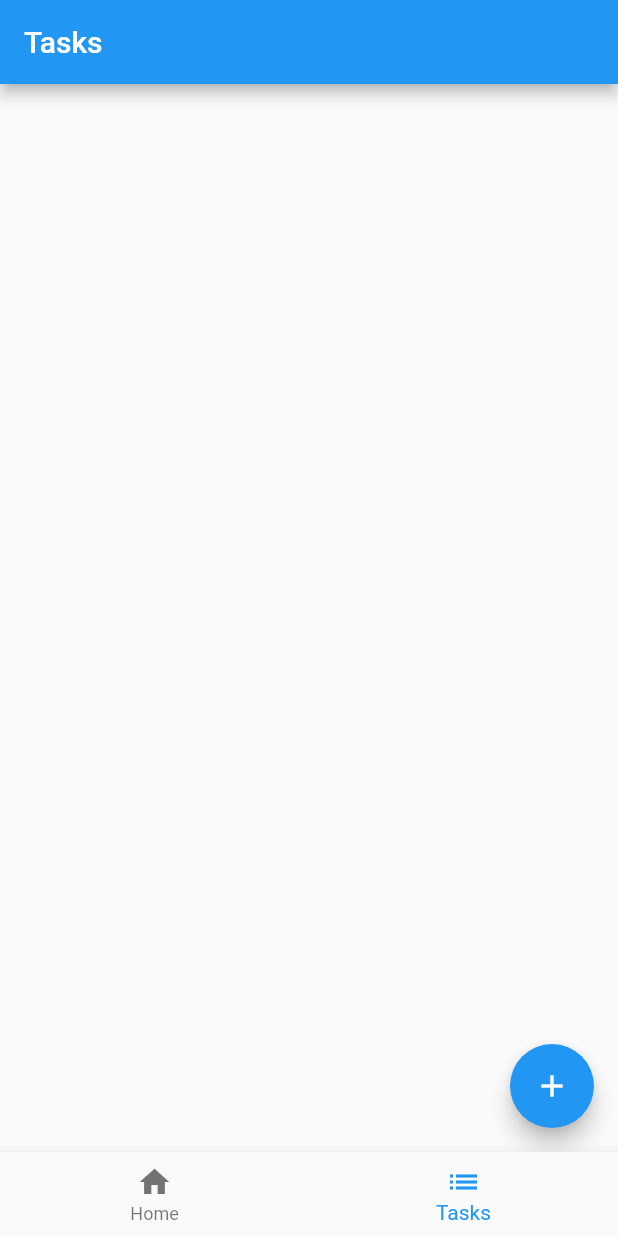
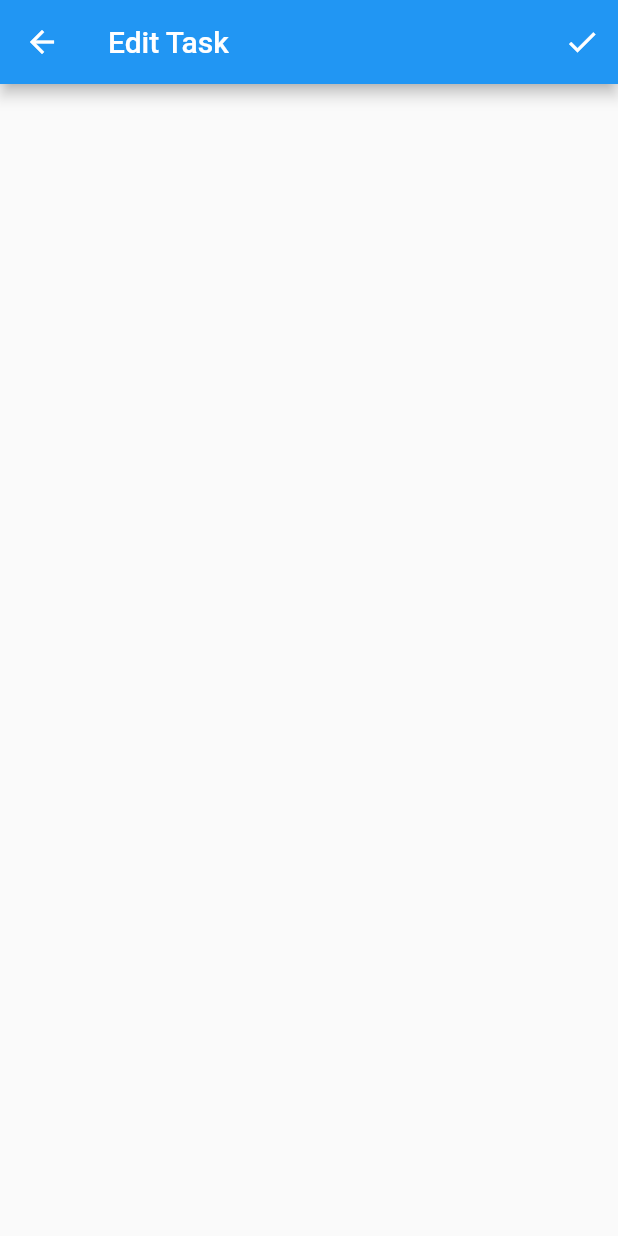
Before and after one commit to codedbycurtis/flutter-todo, a Flutter app: the screen it shows after launch, item 2 of the bottom bar chosen, after a tap on the "add" icon, on a phone screen of 412 x 824 dp. Run offline on Flutter 3.47's test engine with Material 2 defaults, Android fonts, the phone set to English and light mode, and no system bars.

Commit message:
Started working on task editing

```diff
--- a/src/lib/main.dart
+++ b/src/lib/main.dart
@@ -1,34 +1,34 @@
 import 'package:flutter/material.dart';
-import 'todolistitem.dart';
-import 'todoitem.dart';
+import 'todo_list_item.dart';
+import 'todo_item.dart';
 
 void main() {
   runApp(const MyApp());
 }
 
 class MyApp extends StatelessWidget {
+  static List<ToDoItem> tasks = [];
+
   const MyApp({Key? key}) : super(key: key);
 
   @override
   Widget build(BuildContext context) {
     return MaterialApp(
       title: 'ToDo',
-      theme: ThemeData(
-        primarySwatch: Colors.blue,
-      ),
-      home: const Wrapper(),
+      theme: ThemeData(primarySwatch: Colors.blue),
+      home: const Shell(),
     );
   }
 }
 
-class Wrapper extends StatefulWidget {
-  const Wrapper({Key? key}) : super(key: key);
+class Shell extends StatefulWidget {
+  const Shell({Key? key}) : super(key: key);
 
   @override
-  State<Wrapper> createState() => _WrapperState();
+  State<Shell> createState() => _ShellState();
 }
 
-class _WrapperState extends State<Wrapper> {
+class _ShellState extends State<Shell> {
   int _currentIndex = 0;
 
   final _pages = [
@@ -50,7 +50,7 @@ class _WrapperState extends State<Wrapper> {
         onTap: _onTap,
         items: const [
           BottomNavigationBarItem(icon: Icon(Icons.home), label: "Home"),
-          BottomNavigationBarItem(icon: Icon(Icons.list), label: "Tasks")
+          BottomNavigationBarItem(icon: Icon(Icons.task), label: "Tasks")
         ],
       ),
       body: _pages[_currentIndex],
@@ -89,14 +89,29 @@ class TasksPage extends StatefulWidget {
 }
 
 class _TasksPageState extends State<TasksPage> {
-  final List<ToDoListItem> _items = [
-    ToDoListItem(
-        item:
-            ToDoItem(title: "Task Title", description: "My task's description.", taskDeadline: DateTime.now())),
-  ];
+  List<ToDoListItem> _listItems = [];
+
+  _TasksPageState() {
+    _listItems = MyApp.tasks.map((e) => ToDoListItem(item: e)).toList();
+  }
 
   void _addTask() {
-    setState(() {});
+    Navigator.push(
+        context, MaterialPageRoute(builder: (context) => const TaskEditPage()));
+  }
+
+  void _onListItemTap() {
+    const TaskEditPage();
+  }
+
+  Widget _todoListItemBuilder(BuildContext context, int index) {
+    final item = _listItems[index];
+    return ListTile(
+      title: item.buildTitle(),
+      subtitle: item.buildSubtitle(),
+      isThreeLine: true,
+      onTap: _onListItemTap,
+    );
   }
 
   @override
@@ -104,6 +119,10 @@ class _TasksPageState extends State<TasksPage> {
     return Scaffold(
       appBar: AppBar(
         title: Text(widget.title),
+      ),
+      body: ListView.builder(
+        itemBuilder: _todoListItemBuilder,
+        itemCount: _listItems.length,
       ),
       floatingActionButton: FloatingActionButton(
         child: const Icon(Icons.add),
@@ -113,3 +132,29 @@ class _TasksPageState extends State<TasksPage> {
     );
   }
 }
+
+class TaskEditPage extends StatefulWidget {
+  const TaskEditPage({Key? key}) : super(key: key);
+  final String title = "Edit Task";
+
+  @override
+  State<TaskEditPage> createState() => _TaskEditState();
+}
+
+class _TaskEditState extends State<TaskEditPage> {
+  void _onCheckTap() {
+
+  }
+
+  @override
+  Widget build(BuildContext context) {
+    return Scaffold(
+      appBar: AppBar(
+        title: Text(widget.title),
+        actions: [
+          IconButton(onPressed: _onCheckTap, icon: const Icon(Icons.check))
+        ],
+      ),
+    );
+  }
+}
--- a/src/pubspec.yaml
+++ b/src/pubspec.yaml
@@ -29,6 +29,7 @@ environment:
 dependencies:
   flutter:
     sdk: flutter
+  intl: ^0.17.0
 
 
   # The following adds the Cupertino Icons font to your application.
```
Also changed, not shown: src/lib/todo_list_item.dart (added, +18 -0 lines), src/lib/todolistitem.dart (deleted, +0 -8 lines), src/lib/todo_item.dart (renamed from src/lib/todoitem.dart).
